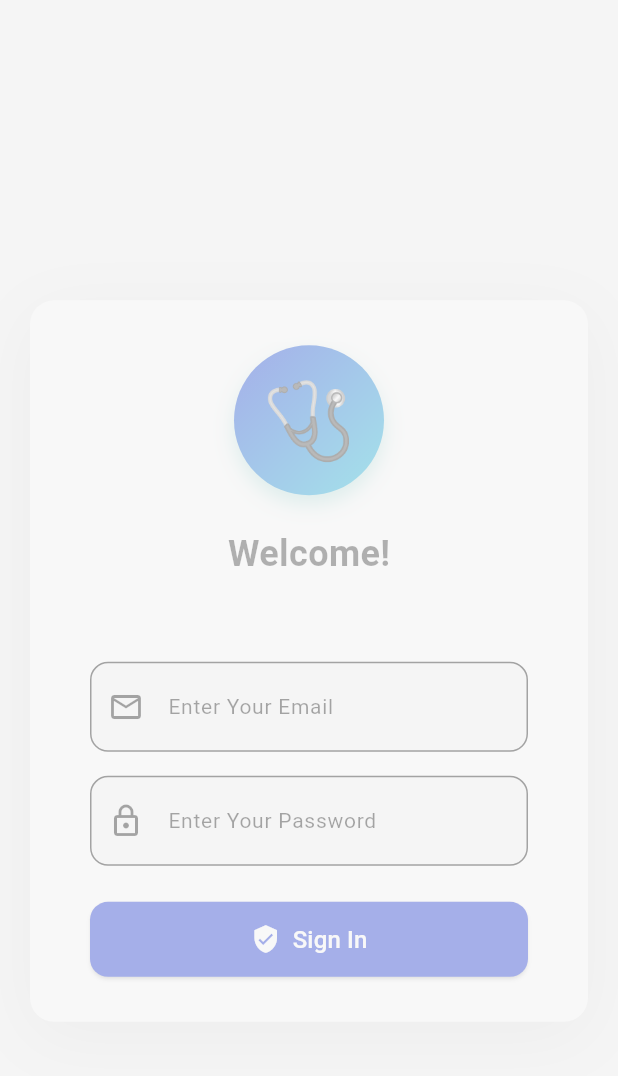
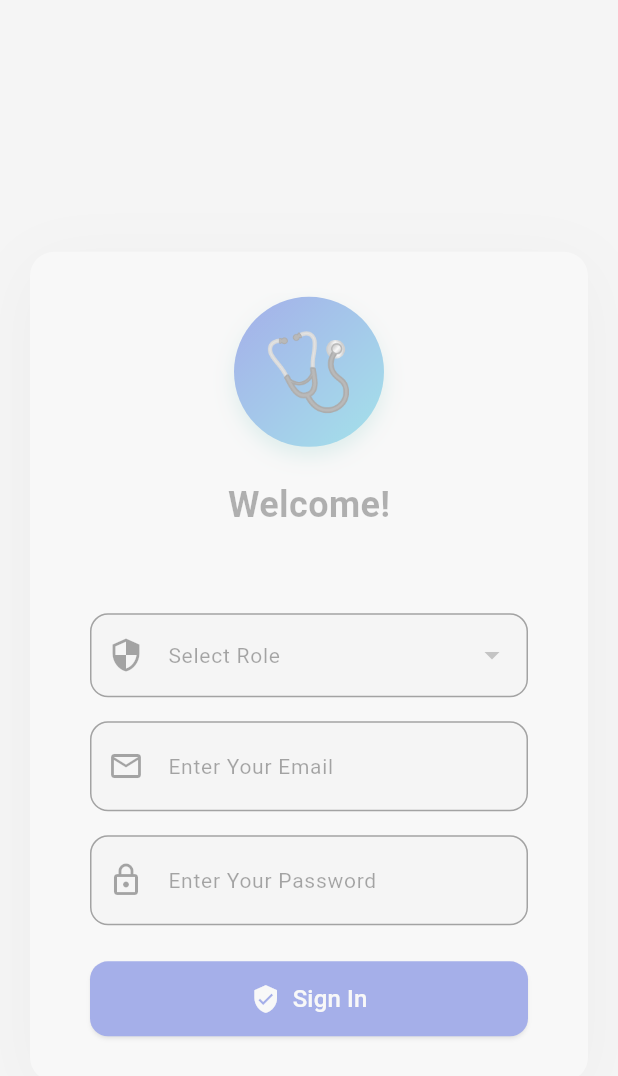
Before and after one commit to naghamalsaho/medilink, a Flutter app: the screen it shows after launch, on a phone screen of 412 x 824 dp. Shown: the top 1076 px of the screen. Run offline on Flutter 3.47's test engine with Material 3 defaults, Android fonts, the phone set to English and light mode, and no system bars; our stand-ins replace audioplayers, dartz, get, get_storage, image_picker, lottie and 1 more; Roboto replaces fonts that are missing (Cairo, Gafata); project files that could hold a hidden picture were left out.

Commit message:
dropdown roles

```diff
--- a/lib/controller/auth/loginController.dart
+++ b/lib/controller/auth/loginController.dart
@@ -15,6 +15,7 @@ abstract class LoginController extends GetxController {
 
 class LoginControllerImp extends LoginController {
   // Controllers
+  String? selectedRole;
   final loginController =
       TextEditingController(); // login: could be email or phone
   final passwordController = TextEditingController();
@@ -34,6 +35,7 @@ class LoginControllerImp extends LoginController {
         final response = await loginData.postData(
           loginController.text,
           passwordController.text,
+          selectedRole ?? "",
         );
         if (response['success'] == true) {
           final role = response['data']['role'];
--- a/lib/data/datasourse/remot/auth/login.dart
+++ b/lib/data/datasourse/remot/auth/login.dart
@@ -5,11 +5,16 @@ class LoginData {
   final Crud crud;
   LoginData(this.crud);
 
-  Future<Map<String, dynamic>> postData(String login, String password) async {
+  Future<Map<String, dynamic>> postData(
+    String login,
+    String password,
+    String role,
+  ) async {
     return await crud.postData(AppLink.logIn, {
       "login": login,
       "password": password,
-      "role": "secretary", // تأكد من تطابق القيمة مع ما يطلبه السيرفر
+      // "role": "secretary", // تأكد من تطابق القيمة مع ما يطلبه السيرفر
+      "role": role,
     });
   }
 }
--- a/lib/view/widget/home/MainHealth.dart
+++ b/lib/view/widget/home/MainHealth.dart
@@ -9,6 +9,7 @@ import 'package:medilink/controller/profileController.dart';
 import 'package:medilink/controller/ThemeController.dart';
 import 'package:medilink/view/HealthScreens/HealthDashboardPage.dart';
 import 'package:medilink/view/HealthScreens/HealthSidebar.dart';
+import 'package:medilink/view/HealthScreens/MedicalCenters.dart';
 import 'package:medilink/view/SecretaryScreens/AppointmentPage.dart';
 import 'package:medilink/view/SecretaryScreens/DashboardPage.dart';
 import 'package:medilink/view/SecretaryScreens/Reports/ReportsPage.dart';
@@ -228,8 +229,8 @@ class MainHealth extends StatelessWidget {
                     switch (sidebarController.selectedIndex.value) {
                       case 0:
                         return const HealthDashboardPage();
-                      // case 1:
-                      //   return MedicalCenters();
+                      case 1:
+                        return MedicalCenters();
 
                       // case 2:
                       //   return CenterManagers();
--- a/lib/view/widget/login/login_form.dart
+++ b/lib/view/widget/login/login_form.dart
@@ -61,7 +61,36 @@ class LoginForm extends StatelessWidget {
               color: Colors.black87,
             ),
           ),
+
           const SizedBox(height: 48),
+          DropdownButtonFormField<String>(
+            value: controller.selectedRole,
+            decoration: InputDecoration(
+              labelText: 'Select Role',
+              filled: true,
+              fillColor: Colors.grey[100],
+              prefixIcon: const Icon(Icons.security_outlined),
+              border: OutlineInputBorder(
+                borderRadius: BorderRadius.circular(12),
+              ),
+            ),
+            items:
+                [
+                  {'label': 'secretary', 'value': 'secretary'},
+                  {'label': 'super_admin', 'value': 'super_admin'},
+                  {'label': 'manager', 'value': 'manager'},
+                ].map((roleMap) {
+                  return DropdownMenuItem(
+                    value: roleMap['value'],
+                    child: Text(roleMap['label']!),
+                  );
+                }).toList(),
+            onChanged: (val) {
+              controller.selectedRole = val!;
+            },
+          ),
+          const SizedBox(height: 16),
+
           Customtextformauth(
             valid: (val) {
               return validInput(val!, 5, 100, "email");
@@ -81,6 +110,8 @@ class LoginForm extends StatelessWidget {
             mycontroller: controller.passwordController,
             type: "password",
           ),
+
+          /// 🔽 Dropdown لاختيار الرول
           const SizedBox(height: 24),
           CustomButtomAuth(
             text: "Sign In",
```
